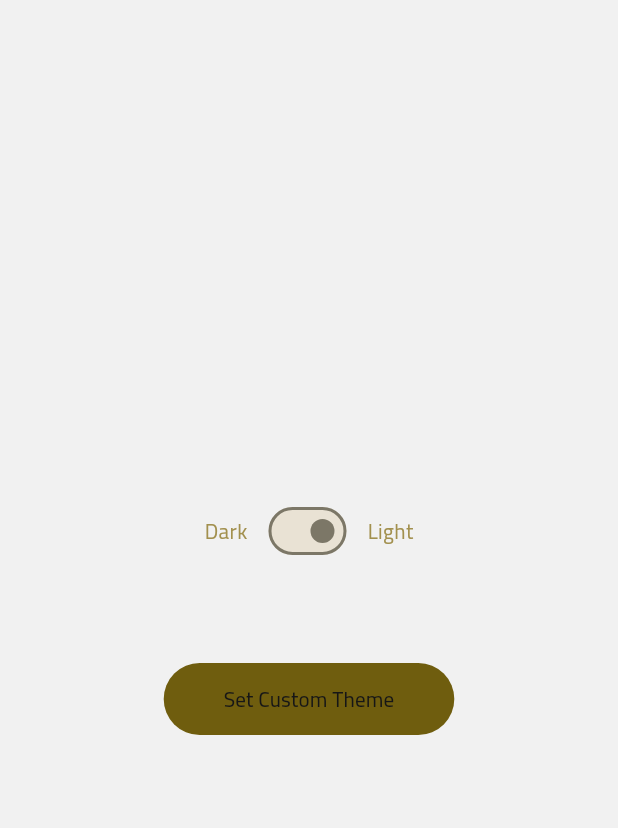
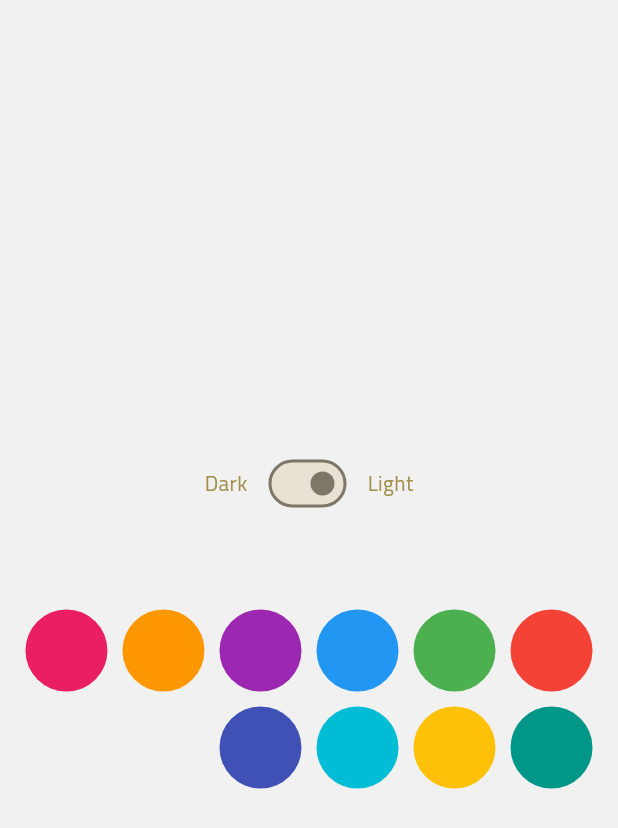
Before and after one commit to mohamedmagdy2301/ramadan_app, a Flutter app: the SettingsScreen screen opened by its route, on a phone screen of 412 x 824 dp. Shown: the top 828 px of the screen. Run offline on Flutter 3.47's test engine with Material 3 defaults, Android fonts, the light colour scheme and no system bars; our stand-ins replace adaptive_theme, connectivity_plus, dio, flutter_bloc, flutter_screenutil, fluttertoast and 6 more.

Commit message:
Implement back navigation confirmation dialog and enhance theme color selection in settings

```diff
--- a/lib/core/extensions/context_extensions.dart
+++ b/lib/core/extensions/context_extensions.dart
@@ -23,6 +23,8 @@ extension ContextExtensions on BuildContext {
   Color get primaryColor => AdaptiveTheme.of(this).theme.primaryColor;
   Color get onPrimaryColor =>
       AdaptiveTheme.of(this).theme.colorScheme.onPrimary;
+  Color get backgroundColor =>
+      AdaptiveTheme.of(this).theme.scaffoldBackgroundColor;
 
   AdaptiveThemeMode get mode => AdaptiveTheme.of(this).mode;
 
--- a/lib/main.dart
+++ b/lib/main.dart
@@ -72,6 +72,18 @@ class SettingsScreen extends StatefulWidget {
 
 class _SettingsScreenState extends State<SettingsScreen> {
   bool isDark = false;
+  final List<Color> colors = [
+    Colors.red,
+    Colors.green,
+    Colors.blue,
+    Colors.purple,
+    Colors.orange,
+    Colors.pink,
+    Colors.teal,
+    Colors.amber,
+    Colors.cyan,
+    Colors.indigo,
+  ];
   @override
   Widget build(BuildContext context) {
     return Scaffold(
@@ -101,19 +113,14 @@ class _SettingsScreenState extends State<SettingsScreen> {
                 ],
               ),
               const SizedBox(height: 60),
-              FilledButton(
-                onPressed:
-                    () => AdaptiveTheme.of(context).setTheme(
-                      light: AppThemeData.lightTheme(Colors.green),
-                      dark: AppThemeData.darkTheme(Colors.green),
-                    ),
-                style: ElevatedButton.styleFrom(
-                  visualDensity: const VisualDensity(
-                    horizontal: 4,
-                    vertical: 2,
-                  ),
-                ),
-                child: const Text('Set Custom Theme'),
+
+              Wrap(
+                spacing: 10,
+                runSpacing: 10,
+                children:
+                    colors
+                        .map((color) => CircleColorPaletteWidget(color: color))
+                        .toList(),
               ),
             ],
           ),
@@ -122,3 +129,20 @@ class _SettingsScreenState extends State<SettingsScreen> {
     );
   }
 }
+
+class CircleColorPaletteWidget extends StatelessWidget {
+  const CircleColorPaletteWidget({super.key, required this.color});
+  final Color color;
+  @override
+  Widget build(BuildContext context) {
+    return InkWell(
+      onTap: () {
+        AdaptiveTheme.of(context).setTheme(
+          light: AppThemeData.lightTheme(color),
+          dark: AppThemeData.darkTheme(color),
+        );
+      },
+      child: CircleAvatar(backgroundColor: color, radius: 28.r),
+    );
+  }
+}
```
Also changed, not shown: lib/Azkary_app.dart (+45 -9 lines).
